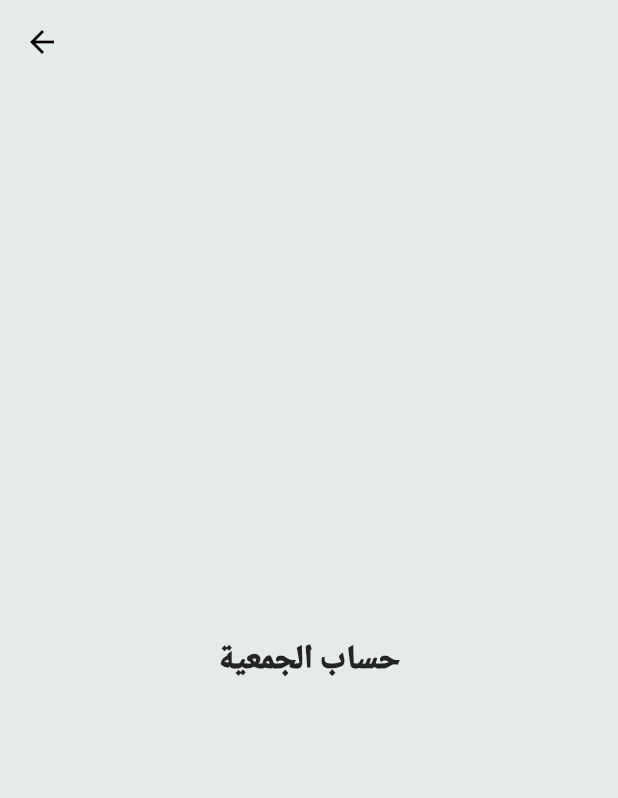
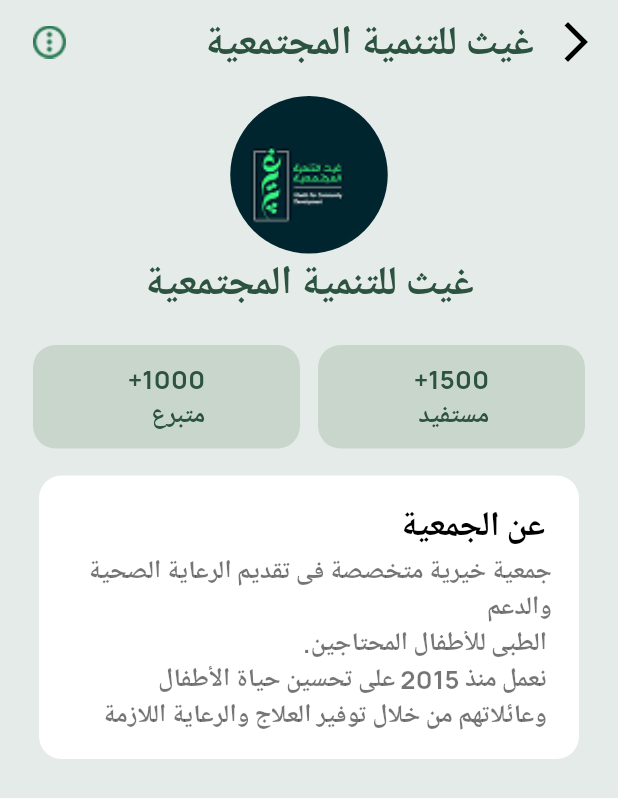
Before and after one commit to Abdallah-Salah7/Aoun, a Flutter app: the CharityProfileScreen screen opened by its route, on a phone screen of 412 x 824 dp. Shown: the top 798 px of the screen. Run offline on Flutter 3.47's test engine with Material 3 defaults, Android fonts, the phone set to English and light mode, and no system bars; our stand-ins replace curved_navigation_bar, flutter_screenutil, google_fonts.

Commit message:
my updates

```diff
--- a/lib/core/resources/assets_manager.dart
+++ b/lib/core/resources/assets_manager.dart
@@ -26,6 +26,7 @@
   static const String ghaith = "$imagePath/Ghaith.png";
   static const String vector = "$imagePath/Vector.png";
   static const String icon = "$imagePath/icon.png";
+  static const String more = "$imagePath/more.png";
 }
 
 class SvgAssets {}
--- a/lib/feature/presentation/screens/charity_profile_screen.dart
+++ b/lib/feature/presentation/screens/charity_profile_screen.dart
@@ -1,30 +1,153 @@
 import 'package:flutter/material.dart';
 import 'package:google_fonts/google_fonts.dart';
+
+import '../../../core/resources/assets_manager.dart';
 
 class CharityProfileScreen extends StatelessWidget {
   const CharityProfileScreen({super.key});
 
   @override
   Widget build(BuildContext context) {
-    return Scaffold(
+    return Directionality(
+      textDirection: TextDirection.rtl,
+      child: Scaffold(
         backgroundColor: Color(0xffE5EBE9),
 
         appBar: AppBar(
           leading: IconButton(
-          icon: const Icon(Icons.arrow_back,
-            color: Colors.black,),
+            icon: const Icon(
+              Icons.arrow_back_ios_new,
+              color: Colors.black,
+              size: 32,
+            ),
             onPressed: () {
               Navigator.pop(context);
             },
           ),
+          title: Text(
+            "غيث للتنمية المجتمعية",
+            style: GoogleFonts.manrope(
+              fontSize: 27,
+              fontWeight: FontWeight.bold,
+              color: Color(0xff2C5240),
+            ),
+          ),
+          titleSpacing: 0,
+          centerTitle: false,
+          actions: [
+            IconButton(
+              onPressed: () {},
+              icon: Image(
+                image: AssetImage(ImageAssets.more),
+                width: 50,
+                height: 50,
+              ),
+            ),
+          ],
         ),
 
-      body: Center(child: Text("حساب الجمعية",
+        body: Padding(
+          padding: const EdgeInsets.all(8.0),
+          child: Column(
+            children: [
+              Center(
+                child: ClipRRect(
+                  borderRadius: BorderRadius.circular(55),
+                  child: Image(
+                    image: AssetImage(ImageAssets.ghaith),
+                    fit: BoxFit.cover,
+                    width: 105,
+                    height: 105,
+                  ),
+                ),
+              ),
+              Text(
+                "غيث للتنمية المجتمعية",
                 style: GoogleFonts.manrope(
-          fontSize: 22,
-          fontWeight: FontWeight.w900, // SemiBold
-          color: const Color(0xff252424),
-        ),)),
+                  fontSize: 27,
+                  fontWeight: FontWeight.bold,
+                  color: Color(0xff2C5240),
+                ),
+              ),
+              Row(
+                children: [
+                  Expanded(
+                    child: Container(
+                      decoration: BoxDecoration(
+                        color: Color(0xffC9D6CC),
+                        borderRadius: BorderRadius.circular(15),
+                      ),
+                      width: 172,
+                      height: 69,
+                      margin: EdgeInsets.only(right: 14, left: 6, top: 22),
+                      child: Center(
+                        child: Text(
+                          "1500+\nمستفيد",
+                          style: GoogleFonts.manrope(
+                            fontSize: 17,
+                            fontWeight: FontWeight.w700,
+                            color: Color(0xff2C5240),
+                          ),
+                        ),
+                      ),
+                    ),
+                  ),
+                  Expanded(
+                    child: Container(
+                      decoration: BoxDecoration(
+                        color: Color(0xffC9D6CC),
+                        borderRadius: BorderRadius.circular(15),
+                      ),
+                      width: 172,
+                      height: 69,
+                      margin: EdgeInsets.only(left: 14, right: 6, top: 22),
+                      child: Center(
+                        child: Text(
+                          "1000+\nمتبرع",
+                          style: GoogleFonts.manrope(
+                            fontSize: 17,
+                            fontWeight: FontWeight.w700,
+                            color: Color(0xff2C5240),
+                          ),
+                        ),
+                      ),
+                    ),
+                  ),
+                ],
+              ),
+              Container(
+                decoration: BoxDecoration(
+                  color: Colors.white,
+                  borderRadius: BorderRadius.circular(15),
+                ),
+                width: double.infinity,
+                padding: EdgeInsets.all(18),
+                margin: EdgeInsets.all(18),
+                child: Column(
+                  crossAxisAlignment: CrossAxisAlignment.start,
+                  children: [
+                    Text(
+                      " عن الجمعية",
+                      style: GoogleFonts.manrope(
+                        fontSize: 23,
+                        fontWeight: FontWeight.bold,
+                        color: Colors.black,
+                      ),
+                    ),
+                    Text("جمعية خيرية متخصصة فى تقديم الرعاية الصحية والدعم\n الطبى للأطفال المحتاجين.\n نعمل منذ 2015 على تحسين حياة الأطفال\n وعائلاتهم من خلال توفير العلاج والرعاية اللازمة ",
+                        style: GoogleFonts.manrope(
+                        fontSize: 17,
+                        fontWeight: FontWeight.bold,
+                        color: Colors.black54,
+                      ),
+                    ),
+                  ],
+                ),
+              ),
+            ],
+          ),
+        ),
+      ),
     );
   }
 }
--- a/lib/feature/presentation/screens/tabs/profile_tab.dart
+++ b/lib/feature/presentation/screens/tabs/profile_tab.dart
@@ -6,7 +6,7 @@
   @override
   Widget build(BuildContext context) {
     return Scaffold(
-      backgroundColor: Colors.white,
+      backgroundColor: Color(0xffE5EBE9),
       body: Center(child: Text("حسابي")),
     );
   }
--- a/lib/feature/presentation/screens/tabs/zakat_tab.dart
+++ b/lib/feature/presentation/screens/tabs/zakat_tab.dart
@@ -6,7 +6,7 @@
   @override
   Widget build(BuildContext context) {
     return Scaffold(
-      backgroundColor: Colors.white,
+      backgroundColor: Color(0xffE5EBE9),
       body: Center(child: Text("حاسبة الزكاة")),
     );
   }
--- a/lib/feature/presentation/screens/widget/cradles_item.dart
+++ b/lib/feature/presentation/screens/widget/cradles_item.dart
@@ -18,7 +18,6 @@
         Navigator.pushNamed(context, Routes.campaignDetails);
 
       },
-      child: Expanded(
       child: Stack(
         alignment: Alignment.bottomCenter,
         children: [
@@ -51,7 +50,6 @@
           )
         ],
       ),
-      ),
     );
   }
 }
--- a/lib/feature/presentation/screens/widget/donation_item.dart
+++ b/lib/feature/presentation/screens/widget/donation_item.dart
@@ -25,7 +25,6 @@
         );
       },
 
-      child: Expanded(
       child: Column(
         children: [
           Container(
@@ -54,7 +53,6 @@
 
         ],
       ),
-      ),
     );
   }
 }
```
Also changed, not shown: assets/images/more.png (added), lib/generated/assets.dart. Lines whose indentation alone changed are shown as unchanged.
